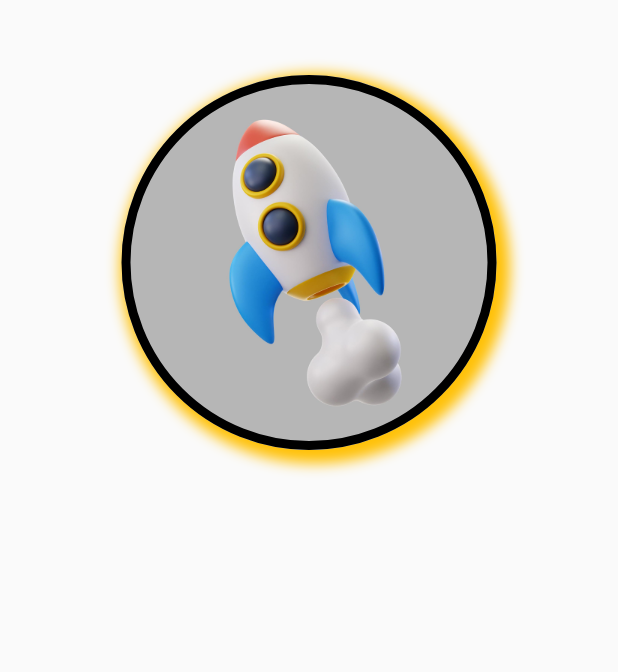
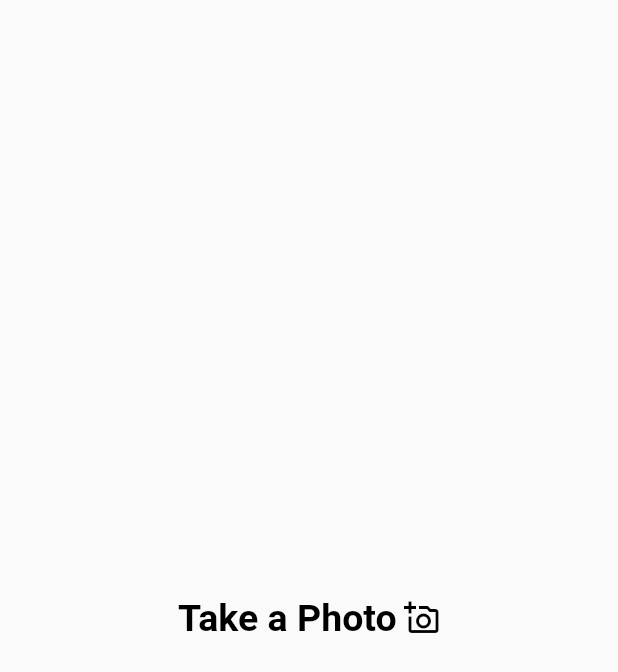
Before and after one commit to kevinchege47/Flutter-Project, a Flutter app: the screen it shows after launch, on a phone screen of 412 x 824 dp. Shown: the top 672 px of the screen. Run offline on Flutter 3.47's test engine with Material 2 defaults, Android fonts, the phone set to English and light mode, and no system bars; our stand-ins replace font_awesome_flutter.

Commit message:
Added buttons

```diff
--- a/lib/main.dart
+++ b/lib/main.dart
@@ -1,3 +1,5 @@
+import 'package:first_flutter_project/screens/Home.dart';
+
 import 'screens/dashboard.dart';
 import 'package:flutter/material.dart';
 
@@ -12,6 +14,6 @@ class MyApp extends StatelessWidget {
         title: 'My Flutter App',
         themeMode: ThemeMode.system,
         debugShowCheckedModeBanner: false,
-        home: Dashboard());
+        home: Home());
   }
 }
--- /dev/null
+++ b/lib/screens/Home.dart
@@ -0,0 +1,34 @@
+import 'package:flutter/material.dart';
+
+// ignore_for_file: prefer_const_constructors
+class Home extends StatelessWidget {
+  const Home({Key? key}) : super(key: key);
+
+  @override
+  Widget build(BuildContext context) {
+    return Scaffold(
+      body: Center(
+        child: Directionality(
+          textDirection: TextDirection.rtl,
+          child: TextButton.icon(
+            icon: Icon(Icons.add_a_photo_outlined),
+            label: Text("Take a Photo"),
+            // child: Text("Lets Begin"),
+            onPressed: () {},
+            style: ElevatedButton.styleFrom(
+              foregroundColor: Colors.black,
+              padding: EdgeInsets.all(20.0),
+              // backgroundColor: Colors.deepOrange,
+              fixedSize: Size(300, 80),
+              textStyle: TextStyle(fontSize: 25, fontWeight: FontWeight.bold),
+              // elevation: 10,
+              shadowColor: Colors.black,
+              // side: BorderSide(color: Colors.black, width: 1),
+              shape: StadiumBorder(),
+            ),
+          ),
+        ),
+      ),
+    );
+  }
+}
```
